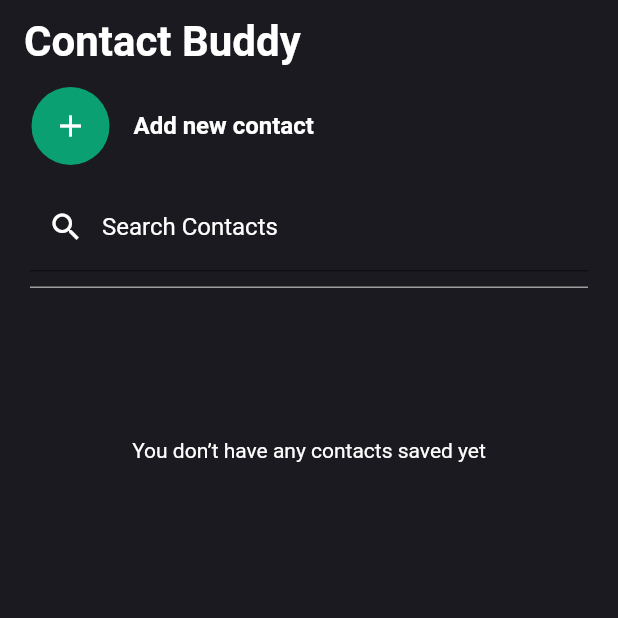
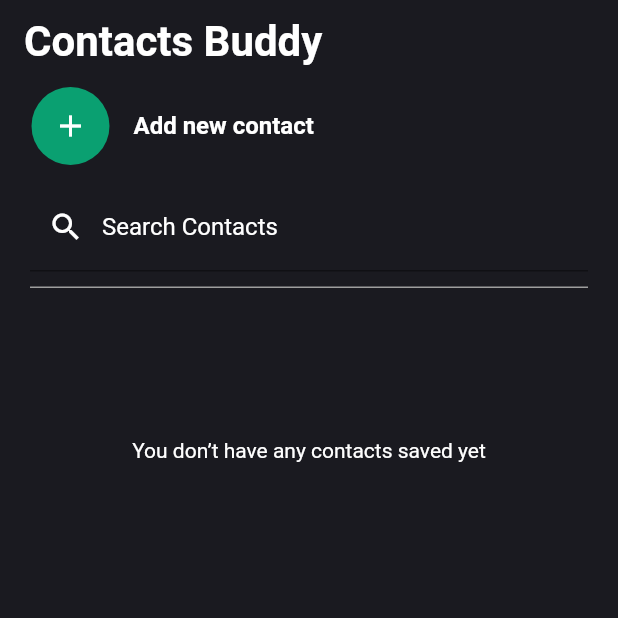
Before and after one commit to musabibnsiraj/contacts-buddy, a Flutter app: the screen it shows after launch, on a phone screen of 412 x 824 dp, the top half of it. Run offline on Flutter 3.47's test engine with Material 2 defaults, Android fonts, the phone set to English and light mode, and no system bars; our stand-ins replace flutter_spinkit, fluttertoast, sqflite; accounts and stored records are empty; Roboto replaces fonts that are missing (Montserrat).

Commit message:
minor changes

```diff
--- a/lib/screens/contacts_screen.dart
+++ b/lib/screens/contacts_screen.dart
@@ -118,7 +118,7 @@ class _ContactsScreenState extends State<ContactsScreen> {
     }
 
     return Scaffold(
-      appBar: appBar('Contact Buddy'),
+      appBar: appBar('Contacts Buddy'),
       body: SafeArea(
           child: Stack(
         children: [
```
Also changed, not shown: lib/providers/contact_provider.dart (+3 -5 lines).
